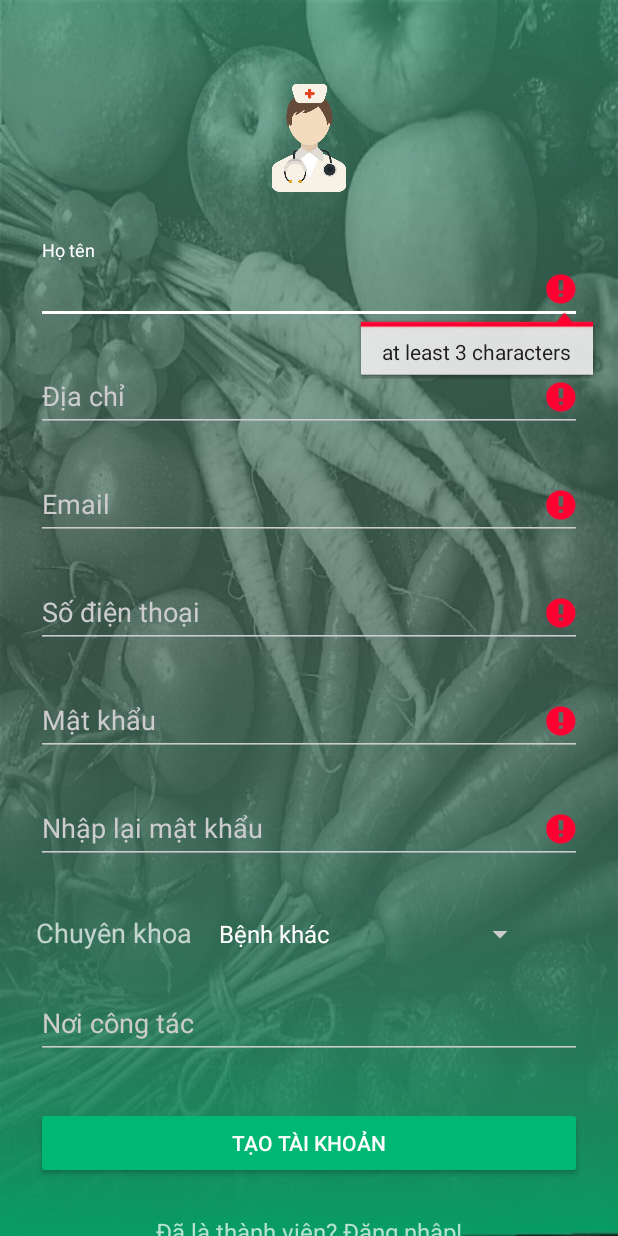
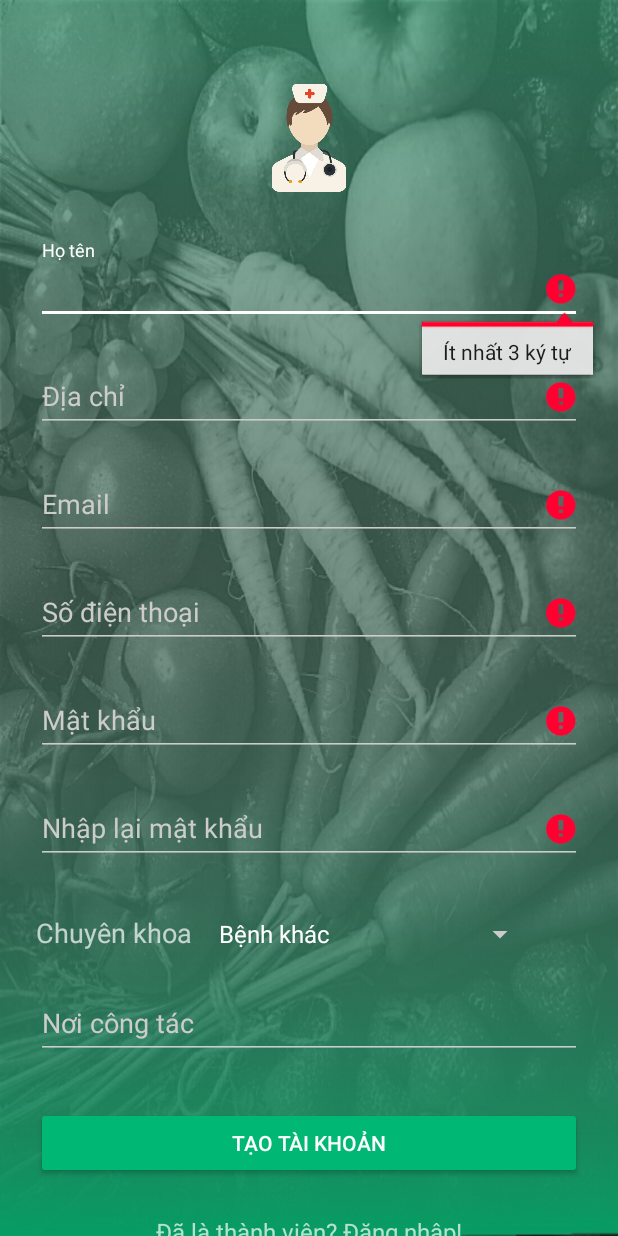
Before and after one commit to phungnlg/HelloDoctor, an Android app: the SignUp screen opened directly, with no data from a screen before it, after a tap on "TẠO TÀI KHOẢN", on a phone screen of 412 x 824 dp. Run offline under Robolectric (Android 15) with nearby library versions, the phone set to English and light mode, and no system bars; our stand-ins replace ButterKnife, Firebase (no records; nobody signed in at launch, a user with empty details on screens opened directly); Roboto replaces fonts that are not available here; 1 other tap on this screen came first.

Commit message:
Review code
Review code

```diff
--- a/app/build.gradle
+++ b/app/build.gradle
@@ -7,8 +7,8 @@ android {
         applicationId "com.phungnlg.hellodoctor"
         minSdkVersion 19
         targetSdkVersion 25
-        versionCode 3
-        versionName "1.02"
+        versionCode 4
+        versionName "1.03"
         testInstrumentationRunner "android.support.test.runner.AndroidJUnitRunner"
     }
     buildTypes {
--- a/app/src/main/java/com/phungnlg/hellodoctor/SignUp.java
+++ b/app/src/main/java/com/phungnlg/hellodoctor/SignUp.java
@@ -142,7 +142,7 @@ public class SignUp extends AppCompatActivity {private static final String TAG =
         final ProgressDialog progressDialog = new ProgressDialog(SignUp.this,
                 R.style.AppTheme_Dark_Dialog);
         progressDialog.setIndeterminate(true);
-        progressDialog.setMessage("Đang tạo tài khoản...");
+        progressDialog.setMessage(getText(R.string.creating_account));
         progressDialog.show();
 
         final String name = _nameText.getText().toString();
@@ -153,7 +153,6 @@ public class SignUp extends AppCompatActivity {private static final String TAG =
         String reEnterPassword = _reEnterPasswordText.getText().toString();
         final String workplace = _workplace.getText().toString();
 
-        // TODO: Implement your own signup logic here
 
         mAuth.createUserWithEmailAndPassword(email, password)
                 .addOnCompleteListener(this, new OnCompleteListener<AuthResult>() {
@@ -270,7 +269,7 @@ public class SignUp extends AppCompatActivity {private static final String TAG =
     public void onBackPressed() {
         // Disable going back to the MainActivity
         // moveTaskToBack(true);
-        Intent intent = new Intent(getApplicationContext(), SignUp.class);
+        Intent intent = new Intent(getApplicationContext(), LogIn.class);
         startActivity(intent);
         finish();
         overridePendingTransition(R.anim.push_right_in, R.anim.push_right_out);
@@ -279,7 +278,7 @@ public class SignUp extends AppCompatActivity {private static final String TAG =
     public void onSignupSuccess() {
         _signupButton.setEnabled(true);
         setResult(RESULT_OK, null);
-        Toast.makeText(getBaseContext(), "Đăng kí tài khoản thành công", Toast.LENGTH_LONG).show();
+        Toast.makeText(getBaseContext(), R.string.create_account_successfully, Toast.LENGTH_LONG).show();
 
         Intent intent = new Intent(getApplicationContext(), TabHome.class);
         intent.putExtra("isDoctor", true);
@@ -289,7 +288,7 @@ public class SignUp extends AppCompatActivity {private static final String TAG =
     }
 
     public void onSignupFailed() {
-        Toast.makeText(getBaseContext(), "Đăng kí tài khoản không thành công", Toast.LENGTH_LONG).show();
+        Toast.makeText(getBaseContext(), R.string.create_account_unsuccessfully, Toast.LENGTH_LONG).show();
 
         _signupButton.setEnabled(true);
     }
@@ -305,14 +304,14 @@ public class SignUp extends AppCompatActivity {private static final String TAG =
         String reEnterPassword = _reEnterPasswordText.getText().toString();
 
         if (name.isEmpty() || name.length() < 3) {
-            _nameText.setError("at least 3 characters");
+            _nameText.setError(getText(R.string.enter_valid_name));
             valid = false;
         } else {
             _nameText.setError(null);
         }
 
         if (address.isEmpty()) {
-            _addressText.setError("Enter Valid Address");
+            _addressText.setError(getText(R.string.enter_valid_address));
             valid = false;
         } else {
             _addressText.setError(null);
@@ -320,28 +319,28 @@ public class SignUp extends AppCompatActivity {private static final String TAG =
 
 
         if (email.isEmpty() || !android.util.Patterns.EMAIL_ADDRESS.matcher(email).matches()) {
-            _emailText.setError("enter a valid email address");
+            _emailText.setError(getText(R.string.enter_valid_email));
             valid = false;
         } else {
             _emailText.setError(null);
         }
 
         if (mobile.isEmpty() || mobile.length()<10) {
-            _mobileText.setError("Enter Valid Mobile Number");
+            _mobileText.setError(getText(R.string.enter_valid_phone_number));
             valid = false;
         } else {
             _mobileText.setError(null);
         }
 
         if (password.isEmpty() || password.length() < 4 || password.length() > 10) {
-            _passwordText.setError("between 4 and 10 alphanumeric characters");
+            _passwordText.setError(getText(R.string.enter_valid_password));
             valid = false;
         } else {
             _passwordText.setError(null);
         }
 
         if (reEnterPassword.isEmpty() || reEnterPassword.length() < 4 || reEnterPassword.length() > 10 || !(reEnterPassword.equals(password))) {
-            _reEnterPasswordText.setError("Password Do not match");
+            _reEnterPasswordText.setError(getText(R.string.enter_matched_password));
             valid = false;
         } else {
             _reEnterPasswordText.setError(null);
--- a/app/src/main/res/values/strings.xml
+++ b/app/src/main/res/values/strings.xml
@@ -16,4 +16,16 @@
     <string name="auth_failed">Lỗi đăng nhập</string>
     <string name="facebook_app_id">1279264815462147</string>
     <string name="title_activity_newsfeed">Bảng tin</string>
+    <string name="logging_in">Đang đăng nhập...</string>
+    <string name="creating_account">Đang tạo tài khoản...</string>
+    <string name="create_account_successfully">Đăng kí tài khoản thành công</string>
+    <string name="create_account_unsuccessfully">Đăng kí tài khoản không thành công</string>
+    <string name="email_error">enter a valid email address</string>
+    <string name="please_sign_in_again">Vui lòng đăng nhập lại!</string>
+    <string name="enter_valid_email">Định dạng email không đúng</string>
+    <string name="enter_valid_password">Mật khẩu có từ 4 đến 10 ký tự</string>
+    <string name="enter_valid_name">Ít nhất 3 ký tự</string>
+    <string name="enter_valid_address">Vui lòng nhập địa chỉ chính xác</string>
+    <string name="enter_valid_phone_number">Số điện thoại phải có ít nhất 10 ký tự số</string>
+    <string name="enter_matched_password">Mật khẩu không khớp</string>
 </resources>
--- a/build.gradle
+++ b/build.gradle
@@ -5,7 +5,7 @@ buildscript {
         jcenter()
     }
     dependencies {
-        classpath 'com.android.tools.build:gradle:2.3.1'
+        classpath 'com.android.tools.build:gradle:2.3.2'
 
         // NOTE: Do not place your application dependencies here; they belong
         // in the individual module build.gradle files
```
Also changed, not shown: app/src/main/java/com/phungnlg/hellodoctor/LogIn.java (+7 -34 lines), app/src/main/java/com/phungnlg/hellodoctor/SignUpForNormalUser.java (+10 -22 lines).
